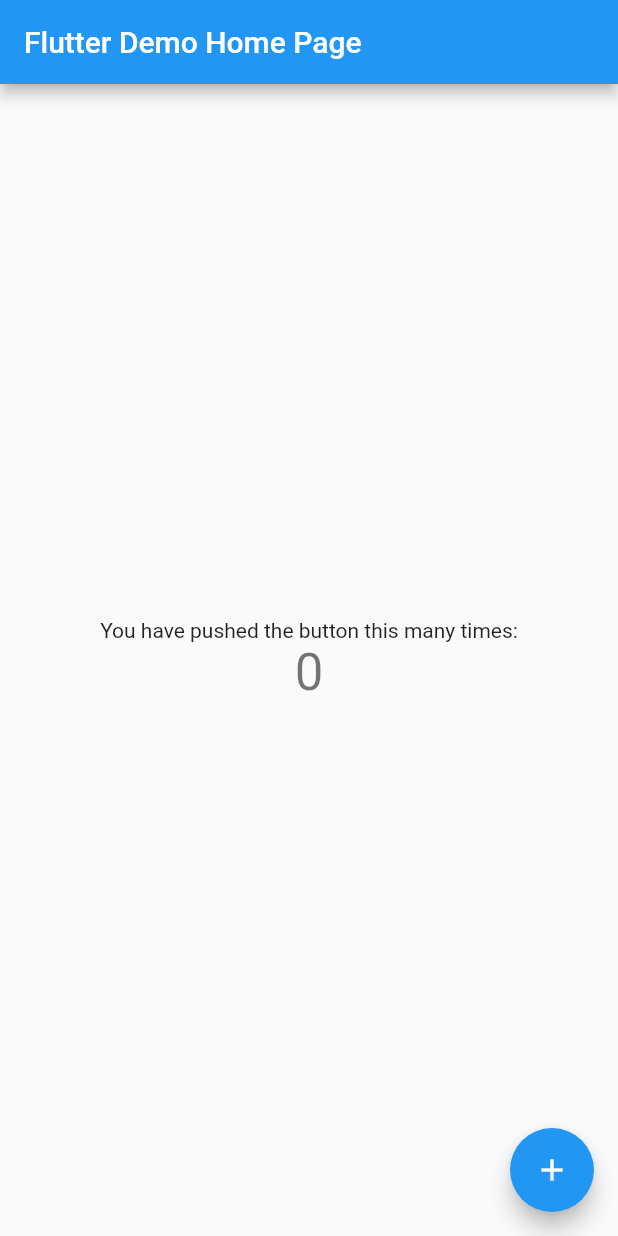
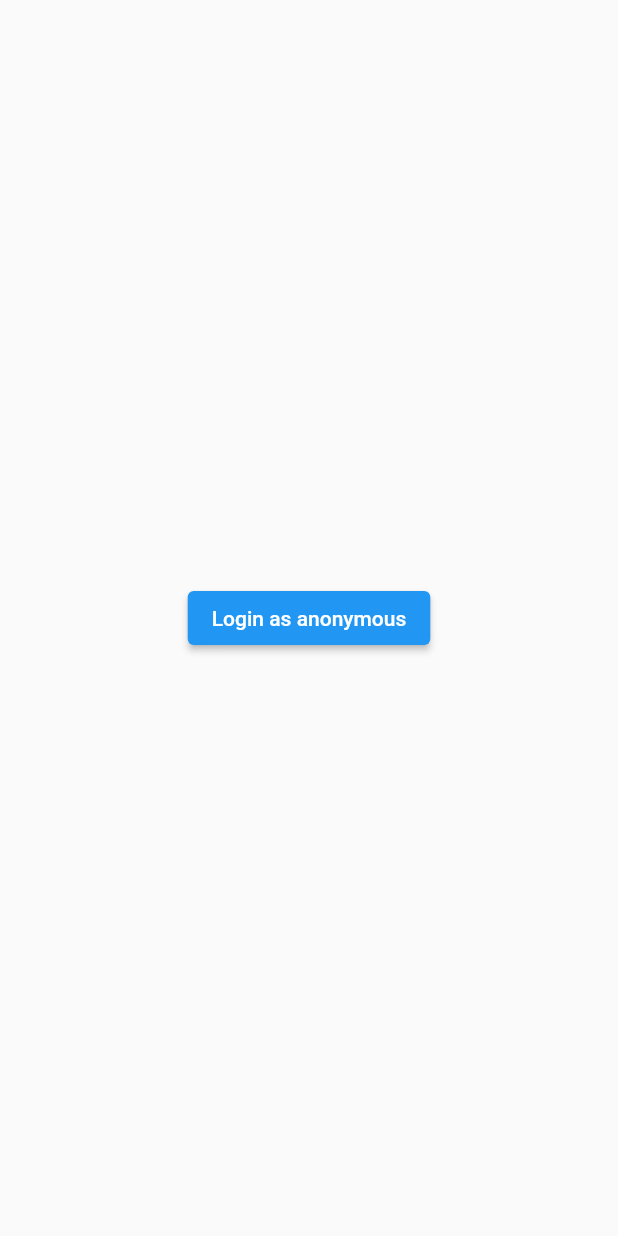
Before and after one commit to tiaravr/fruits_inventory, a Flutter app: the screen it shows after launch, on a phone screen of 412 x 824 dp. Run offline on Flutter 3.47's test engine with Material 2 defaults, Android fonts, the phone set to English and light mode, and no system bars; our stand-ins replace bloc, dartz, firebase_auth, firebase_core, flutter_bloc, freezed_annotation and 2 more; accounts and stored records are empty.

Commit message:
create anonymous login

```diff
--- /dev/null
+++ b/lib/feature/login/domain/usecase/anonymous_login_case.dart
@@ -0,0 +1,18 @@
+import 'package:dartz/dartz.dart';
+import 'package:firebase_auth/firebase_auth.dart';
+import 'package:fruits_inventory/core/error/failure.dart';
+import 'package:fruits_inventory/core/usecase/usecase.dart';
+import 'package:fruits_inventory/feature/login/domain/repository/auth_repository.dart';
+import 'package:injectable/injectable.dart';
+
+@LazySingleton()
+class AnonymousLoginCase extends UseCase<UserCredential, NoParams>{
+  final AuthRepository repository;
+
+  AnonymousLoginCase(this.repository);
+
+  @override
+  Future<Either<Failure, UserCredential>> call(NoParams params) async {
+    return await repository.signInAsAnonymous();
+  }
+}
--- /dev/null
+++ b/lib/feature/login/presentation/bloc/login_bloc.dart
@@ -0,0 +1,29 @@
+import 'dart:async';
+
+import 'package:bloc/bloc.dart';
+import 'package:firebase_auth/firebase_auth.dart';
+import 'package:freezed_annotation/freezed_annotation.dart';
+import 'package:fruits_inventory/core/usecase/usecase.dart';
+import 'package:fruits_inventory/feature/login/domain/usecase/anonymous_login_case.dart';
+import 'package:injectable/injectable.dart';
+
+part 'login_bloc.freezed.dart';
+part 'login_event.dart';
+part 'login_state.dart';
+
+@injectable
+class LoginBloc extends Bloc<LoginEvent, LoginState> {
+
+  final AnonymousLoginCase anonymousLoginCase;
+
+  LoginBloc({required this.anonymousLoginCase}) : super(LoginInitial()) {
+    on<LoginEvent>((event, emit) {});
+    on<OnLoginEvent>((event, emit) => onLogin(emit));
+  }
+
+  Future<void> onLogin(Emitter<LoginState> emitter) async{
+    emitter(Loading());
+    var response = await anonymousLoginCase(NoParams());
+    response.fold((l) => emitter(ErrorLogin()), (r) => emitter(LoggedIn(r)));
+  }
+}
--- /dev/null
+++ b/lib/feature/login/presentation/bloc/login_event.dart
@@ -0,0 +1,6 @@
+part of 'login_bloc.dart';
+
+@freezed
+class LoginEvent with _$LoginEvent {
+  factory LoginEvent.onLoginEvent() = OnLoginEvent;
+}
--- /dev/null
+++ b/lib/feature/login/presentation/bloc/login_state.dart
@@ -0,0 +1,9 @@
+part of 'login_bloc.dart';
+
+@freezed
+class LoginState with _$LoginState {
+  factory LoginState.loginInitial() = LoginInitial;
+  factory LoginState.loading() = Loading;
+  factory LoginState.loggedIn(UserCredential userCredential) = LoggedIn;
+  factory LoginState.errorLogin() = ErrorLogin;
+}
--- /dev/null
+++ b/lib/feature/login/presentation/screen/login_screen.dart
@@ -0,0 +1,47 @@
+import 'package:flutter/cupertino.dart';
+import 'package:flutter/material.dart';
+import 'package:flutter_bloc/flutter_bloc.dart';
+import 'package:fruits_inventory/core/injection/injection.dart';
+import 'package:fruits_inventory/feature/login/presentation/bloc/login_bloc.dart';
+
+class LoginScreen extends StatelessWidget {
+  const LoginScreen({Key? key}) : super(key: key);
+
+  @override
+  Widget build(BuildContext context) {
+    return BlocProvider(
+      create: (context) => getIt<LoginBloc>(),
+      child: Scaffold(
+        body: Center(
+          child: BlocBuilder<LoginBloc, LoginState>(
+            builder: (context, state) {
+              return state.map(
+                  loginInitial: (loginInitialState){
+                    return ElevatedButton(
+                      onPressed: () {
+                        BlocProvider.of<LoginBloc>(context).add(OnLoginEvent());
+                      },
+                      child: const Text('Login as anonymous'),
+                    );
+                  },
+                  loading: (loadingState){
+                    return ElevatedButton(
+                      onPressed: () {},
+                      child: Container(
+                        child: const CupertinoActivityIndicator(),
+                      ),
+                    );
+                  },
+                  loggedIn: (loggedInState){
+                    return Container();
+                  },
+                  errorLogin: (errorLoginState){
+                    return Container();
+                  });
+            },
+          ),
+        ),
+      ),
+    );
+  }
+}
--- a/lib/main.dart
+++ b/lib/main.dart
@@ -1,6 +1,12 @@
+import 'package:firebase_core/firebase_core.dart';
 import 'package:flutter/material.dart';
+import 'package:fruits_inventory/core/injection/injection.dart';
+import 'package:fruits_inventory/feature/login/presentation/screen/login_screen.dart';
 
-void main() {
+void main() async {
+  WidgetsFlutterBinding.ensureInitialized();
+  await Firebase.initializeApp();
+  configureInjection('stag');
   runApp(const MyApp());
 }
 
@@ -24,7 +30,7 @@ class MyApp extends StatelessWidget {
         // is not restarted.
         primarySwatch: Colors.blue,
       ),
-      home: const MyHomePage(title: 'Flutter Demo Home Page'),
+      home: const LoginScreen(),
     );
   }
 }
```
Also changed, not shown: lib/feature/login/domain/repository/auth_repository.dart (added, +7 -0 lines), lib/feature/login/infrastructure/data_source/remote/auth_remote_data_source.dart (added, +31 -0 lines), lib/feature/login/infrastructure/repository/auth_repository_impl.dart (added, +26 -0 lines), pubspec.yaml (+9 -0 lines), lib/feature/login/presentation/bloc/login_bloc.freezed.dart (added).
